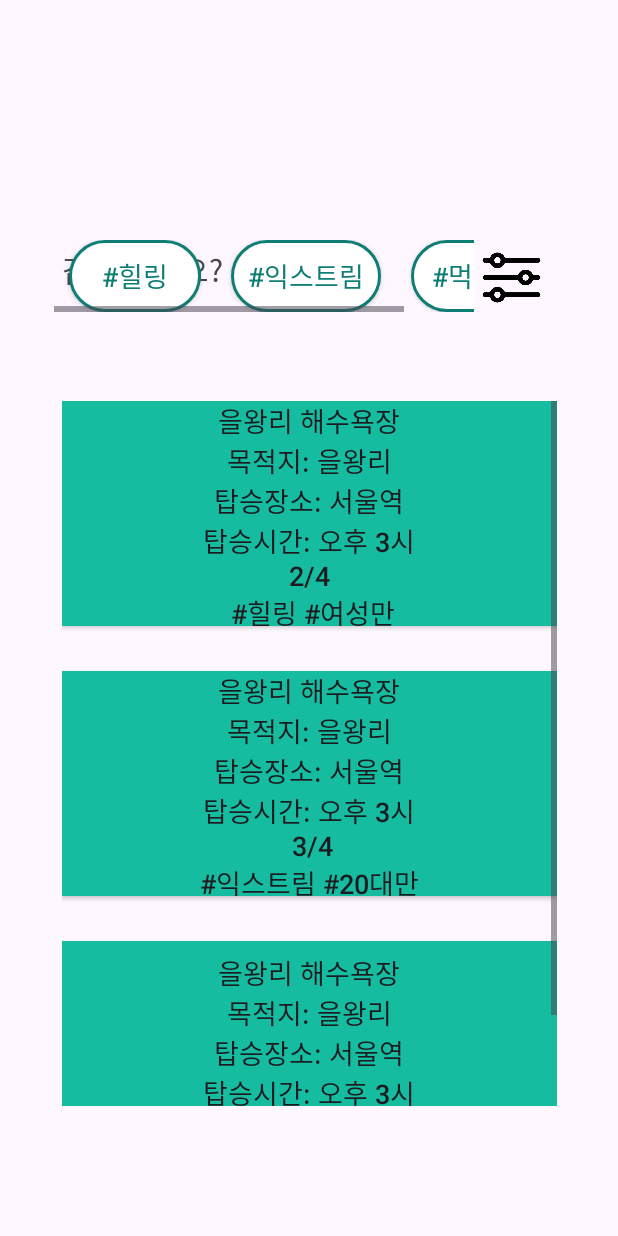
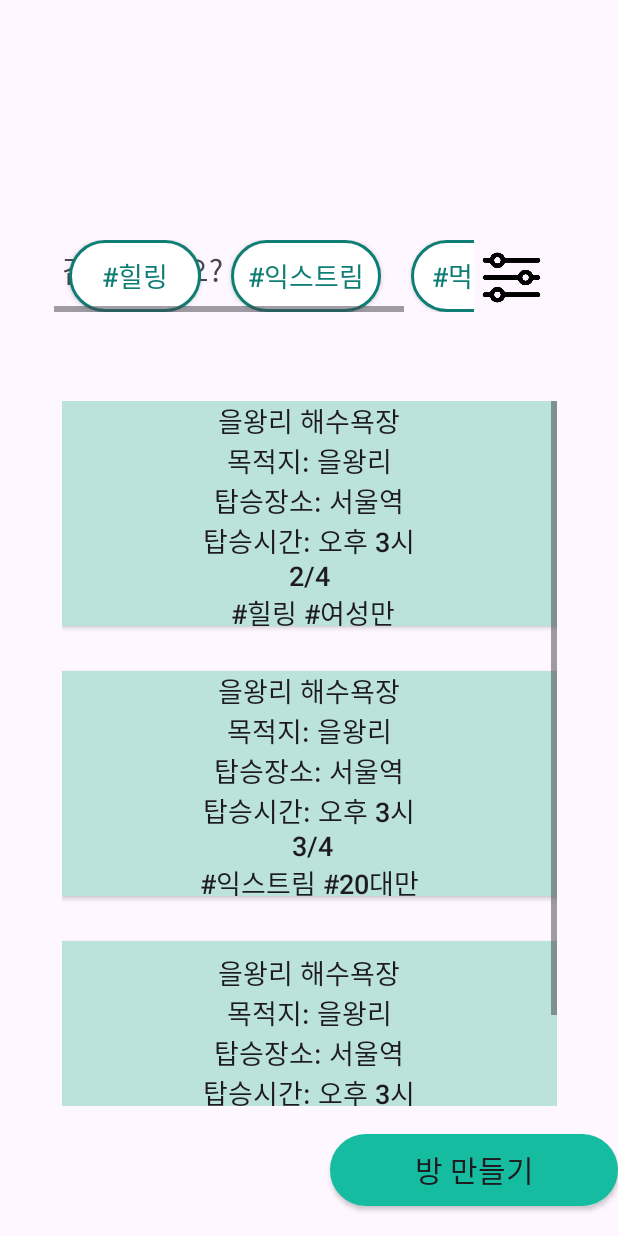
Before and after one commit to BaeYunjae/HealWeGo-public, an Android app: the ChatListActivity screen opened directly, with no data from a screen before it, on a phone screen of 412 x 824 dp. Run offline under Robolectric (Android 15) with nearby library versions, the phone set to English and light mode, and no system bars.

Commit message:
[feat] 방 만들기 버튼 추가

```diff
--- a/android/HealWeGo/app/src/main/res/layout/chat_list.xml
+++ b/android/HealWeGo/app/src/main/res/layout/chat_list.xml
@@ -45,7 +45,7 @@
                 android:layout_width="330dp"
                 android:layout_height="150dp"
                 android:layout_marginBottom="30dp"
-                android:background="@color/teal"
+                android:background="@color/palecyan"
                 android:onClick="onButton1Clicked"
                 android:text="을왕리 해수욕장\n목적지: 을왕리\n탑승장소: 서울역\n탑승시간: 오후 3시\n 2/4 \n #힐링 #여성만"
                 android:textSize="18sp" />
@@ -56,7 +56,7 @@
                 android:layout_width="330dp"
                 android:layout_height="150dp"
                 android:layout_marginBottom="30dp"
-                android:background="@color/teal"
+                android:background="@color/palecyan"
                 android:onClick="onButton1Clicked"
                 android:text="을왕리 해수욕장\n목적지: 을왕리\n탑승장소: 서울역\n탑승시간: 오후 3시\n 3/4\n#익스트림 #20대만"
                 android:textSize="18sp" />
@@ -67,7 +67,7 @@
                 android:layout_width="330dp"
                 android:layout_height="150dp"
                 android:layout_marginBottom="30dp"
-                android:background="@color/teal"
+                android:background="@color/palecyan"
                 android:onClick="onButton1Clicked"
                 android:text="을왕리 해수욕장\n목적지: 을왕리\n탑승장소: 서울역\n탑승시간: 오후 3시\n혼자 가기"
                 android:textSize="18sp" />
@@ -105,7 +105,6 @@
             android:layout_height="wrap_content"
             android:orientation="horizontal"
             app:layout_constraintEnd_toEndOf="parent"
-            app:layout_constraintHorizontal_bias="0.615"
             app:layout_constraintStart_toStartOf="parent"
             tools:layout_editor_absoluteY="160dp">
 
@@ -148,4 +147,19 @@
 
     </HorizontalScrollView>
 
+    <android.widget.Button
+        android:id="@+id/wantCreateButton"
+        android:layout_width="match_parent"
+        android:layout_height="wrap_content"
+        android:layout_marginStart="220dp"
+        android:layout_marginBottom="20dp"
+        android:text="방 만들기"
+        android:textSize="20dp"
+        android:background="@drawable/tag_button"
+        android:backgroundTint="@color/teal"
+        app:layout_constraintEnd_toEndOf="parent"
+        app:layout_constraintStart_toStartOf="parent"
+        app:layout_constraintBottom_toBottomOf="parent"
+        />
+
 </androidx.constraintlayout.widget.ConstraintLayout>
```
